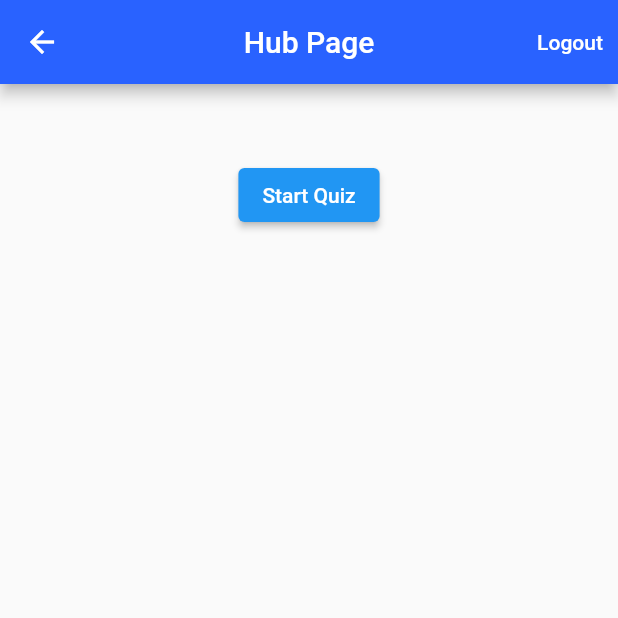
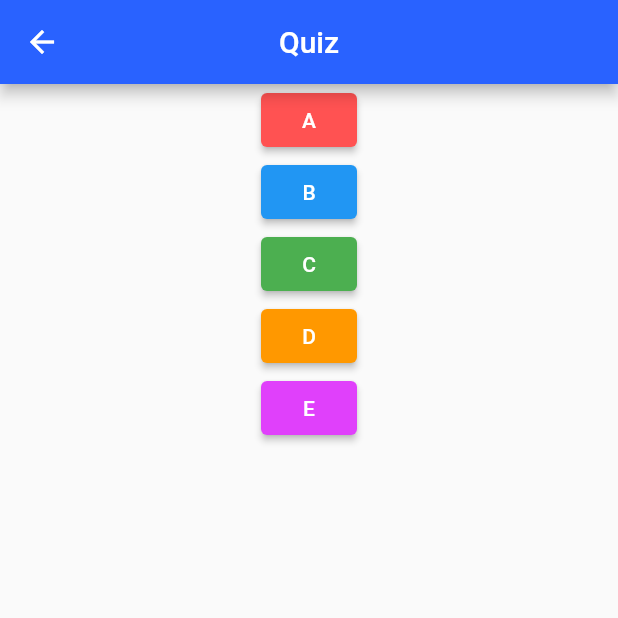
Before and after one commit to walk0858/Software-engineering-project, a Flutter app: the Hub screen opened directly, after a tap on "Start Quiz", on a phone screen of 412 x 824 dp, the top half of it. Run offline on Flutter 3.47's test engine with Material 2 defaults, Android fonts, the phone set to English and light mode, and no system bars; our stand-ins replace firebase_auth, firebase_core; missing offline and left inert: firebase_analytics_web, firebase_auth_web, firebase_core_web; accounts and stored records are empty.

Commit message:
Added Quiz Page and Buttons

```diff
--- a/lib/Views/hub_page.dart
+++ b/lib/Views/hub_page.dart
@@ -1,3 +1,4 @@
+import 'package:fantastic_five_name_game/Views/quiz_page.dart';
 import 'package:firebase_auth/firebase_auth.dart';
 import 'package:flutter/cupertino.dart';
 import 'package:flutter/material.dart';
@@ -35,7 +36,9 @@ class _HubState extends State<Hub> {
 
                     child: ElevatedButton(
                       child: Text("Start Quiz"),
-                      onPressed: () {},
+                      onPressed: () {
+                        Navigator.of(context).push(MaterialPageRoute(builder: (context)=>Quiz()));
+                      },
 
                     ),
                   ),
--- /dev/null
+++ b/lib/Views/quiz_page.dart
@@ -0,0 +1,70 @@
+import 'package:flutter/cupertino.dart';
+import 'package:flutter/material.dart';
+
+class Quiz extends StatefulWidget {
+  @override
+  _QuizState createState() => _QuizState();
+}
+
+class _QuizState extends State<Quiz> {
+
+
+  @override
+  Widget build(BuildContext context) {
+
+    return Scaffold(
+      appBar: AppBar(
+        title: Text('Quiz'),
+        centerTitle: true,
+        backgroundColor: Colors.blueAccent.shade700,
+      ),
+
+      body: Center(
+        child: Column(
+            children: <Widget>[
+
+              ElevatedButton(
+               child: Text("A"),
+                style: ElevatedButton.styleFrom(
+                    primary: Colors.redAccent
+                ),
+               onPressed: () {},
+             ),
+
+              ElevatedButton(
+               child: Text("B"),
+                style: ElevatedButton.styleFrom(
+                    primary: Colors.blue
+                ),
+               onPressed: () {},
+             ),
+
+              ElevatedButton(
+                child: Text("C"),
+                style: ElevatedButton.styleFrom(
+                    primary: Colors.green
+                ),
+                onPressed: () {},
+               ),
+
+              ElevatedButton(
+                child: Text("D"),
+                style: ElevatedButton.styleFrom(
+                    primary: Colors.orange
+                ),
+                onPressed: () {},
+              ),
+
+              ElevatedButton(
+                child: Text("E"),
+                style: ElevatedButton.styleFrom(
+                    primary: Colors.purpleAccent
+                ),
+                onPressed: () {},
+              ),
+            ],
+          ),
+        ),
+      );
+    }
+}
```
